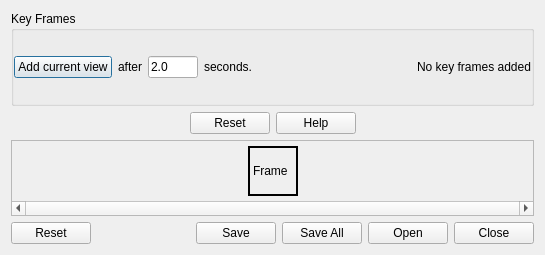
First picture: the form in 2010_hackathon/brunsc/python_console/scripts/movie_maker_dialog.ui, repository CBL-ORION/Vaa3D-mirror, before the edit.
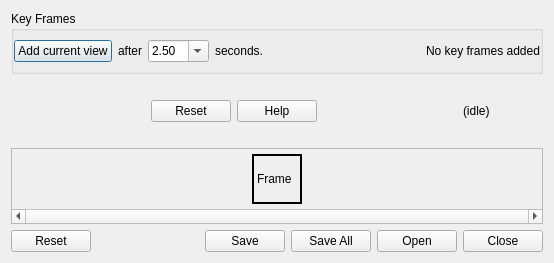
Second picture: the form after the edit.

Commit message: Movie maker shortened button names, added more tool tips.

What changed in the file:
```diff
--- a/2010_hackathon/brunsc/python_console/scripts/movie_maker_dialog.ui
+++ b/2010_hackathon/brunsc/python_console/scripts/movie_maker_dialog.ui
@@ -6,8 +6,8 @@
    <rect>
     <x>0</x>
     <y>0</y>
-    <width>545</width>
-    <height>255</height>
+    <width>554</width>
+    <height>263</height>
    </rect>
   </property>
   <property name="windowTitle">
@@ -48,22 +48,54 @@
            </widget>
           </item>
           <item>
-           <widget class="QLineEdit" name="frameIntervalLineEdit">
+           <widget class="QComboBox" name="frameIntervalSelector">
+            <property name="sizePolicy">
+             <sizepolicy hsizetype="Preferred" vsizetype="Fixed">
+              <horstretch>0</horstretch>
+              <verstretch>0</verstretch>
+             </sizepolicy>
+            </property>
             <property name="maximumSize">
              <size>
-              <width>50</width>
+              <width>65</width>
               <height>16777215</height>
              </size>
             </property>
-            <property name="text">
-             <string notr="true">2.0</string>
+            <property name="toolTip">
+             <string>Amount of time to transition from the previous key frame to the new view</string>
             </property>
-            <property name="maxLength">
-             <number>6</number>
+            <property name="editable">
+             <bool>true</bool>
             </property>
-            <property name="placeholderText">
-             <string/>
+            <property name="currentIndex">
+             <number>2</number>
             </property>
+            <property name="iconSize">
+             <size>
+              <width>16</width>
+              <height>16</height>
+             </size>
+            </property>
+            <item>
+             <property name="text">
+              <string>0.10</string>
+             </property>
+            </item>
+            <item>
+             <property name="text">
+              <string>1.00</string>
+             </property>
+            </item>
+            <item>
+             <property name="text">
+              <string>2.50</string>
+             </property>
+            </item>
+            <item>
+             <property name="text">
+              <string>10.00</string>
+             </property>
+            </item>
            </widget>
           </item>
           <item>
@@ -104,13 +136,44 @@
     </layout>
    </item>
    <item>
-    <widget class="QDialogButtonBox" name="playButtonBox">
-     <property name="standardButtons">
-      <set>QDialogButtonBox::Help|QDialogButtonBox::Reset</set>
+    <widget class="QFrame" name="frame">
+     <property name="frameShape">
+      <enum>QFrame::NoFrame</enum>
      </property>
-     <property name="centerButtons">
-      <bool>true</bool>
+     <property name="frameShadow">
+      <enum>QFrame::Plain</enum>
      </property>
+     <property name="lineWidth">
+      <number>0</number>
+     </property>
+     <layout class="QHBoxLayout" name="horizontalLayout_5">
+      <property name="margin">
+       <number>0</number>
+      </property>
+      <item>
+       <widget class="QDialogButtonBox" name="playButtonBox">
+        <property name="standardButtons">
+         <set>QDialogButtonBox::Help|QDialogButtonBox::Reset</set>
+        </property>
+        <property name="centerButtons">
+         <bool>true</bool>
+        </property>
+       </widget>
+      </item>
+      <item>
+       <widget class="QLabel" name="playbackLabel">
+        <property name="minimumSize">
+         <size>
+          <width>80</width>
+          <height>0</height>
+         </size>
+        </property>
+        <property name="text">
+         <string>(idle)</string>
+        </property>
+       </widget>
+      </item>
+     </layout>
     </widget>
    </item>
    <item>
@@ -135,7 +198,7 @@
        <rect>
         <x>0</x>
         <y>0</y>
-        <width>519</width>
+        <width>528</width>
         <height>61</height>
        </rect>
       </property>
```
Left out of the diff: 15 changed lines with no effect on the pictures. The commit also changes 4 other files.
